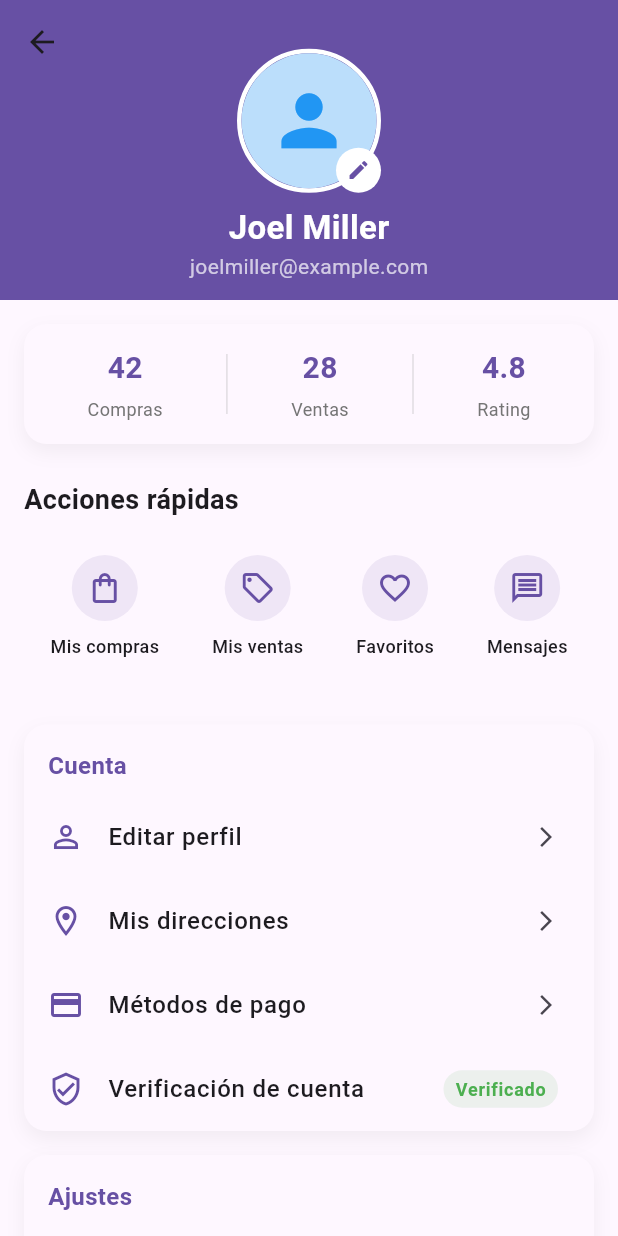
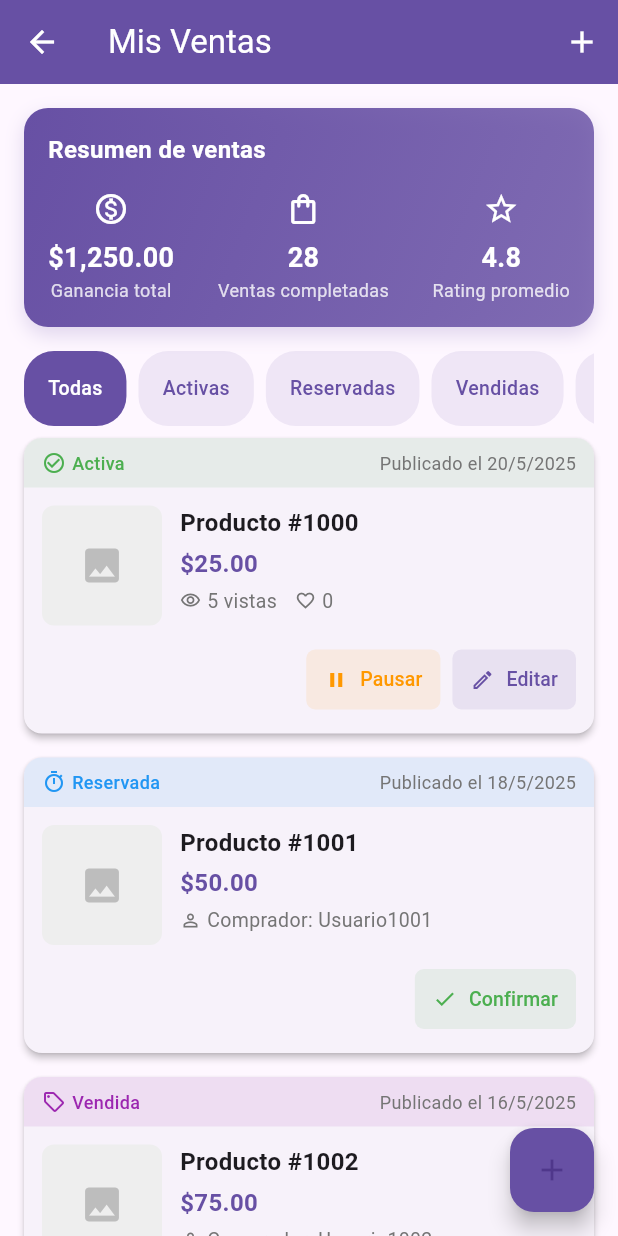
Before and after one commit to Saidmen/PriceWar, a Flutter app: the UserView screen opened by its route, after a tap on "Mis ventas", on a phone screen of 412 x 824 dp. Run offline on Flutter 3.47's test engine with Material 3 defaults, Android fonts, the light colour scheme and no system bars; our stand-ins replace salomon_bottom_bar.

Commit message:
add V1 of user sales view

```diff
--- a/lib/routes.dart
+++ b/lib/routes.dart
@@ -2,6 +2,7 @@ import 'package:flutter/material.dart';
 import 'package:offergo/views/common/main_view.dart';
 import 'package:offergo/views/history/purchase-detail.dart';
 import 'package:offergo/views/history/purchase.dart';
+import 'package:offergo/views/history/sales.dart';
 import 'package:offergo/views/user/user_view.dart';
 
 class AppRouter {
@@ -15,6 +16,9 @@ class AppRouter {
 
       case PurchasesView.route:
         return MaterialPageRoute(builder: (_) => const PurchasesView());
+
+      case SalesView.route:
+        return MaterialPageRoute(builder: (_) => const SalesView());
 
       case PurchaseDetailView.route:
         if (settings.arguments is int) {
--- /dev/null
+++ b/lib/views/history/sales.dart
@@ -0,0 +1,595 @@
+import 'package:flutter/material.dart';
+
+class SalesView extends StatefulWidget {
+  static const String route = '/sales';
+
+  const SalesView({super.key});
+
+  @override
+  State<SalesView> createState() => _SalesViewState();
+}
+
+class _SalesViewState extends State<SalesView> {
+  // Control del filtro activo
+  String _activeFilter = 'Todas';
+
+  // Lista de estados posibles para los filtros
+  final List<String> _filters = ['Todas', 'Activas', 'Reservadas', 'Vendidas', 'Pausadas'];
+
+  @override
+  Widget build(BuildContext context) {
+    return Scaffold(
+      backgroundColor: Theme.of(context).colorScheme.background,
+      appBar: AppBar(
+        title: const Text('Mis Ventas'),
+        backgroundColor: Theme.of(context).primaryColor,
+        foregroundColor: Colors.white,
+        elevation: 0,
+        actions: [
+          IconButton(
+            icon: const Icon(Icons.add),
+            onPressed: () {
+              ScaffoldMessenger.of(context).showSnackBar(
+                const SnackBar(content: Text('Crear nueva venta'))
+              );
+            },
+          ),
+        ],
+      ),
+      body: CustomScrollView(
+        physics: const BouncingScrollPhysics(),
+        slivers: [
+          // Resumen de ventas
+          SliverToBoxAdapter(
+            child: Container(
+              margin: const EdgeInsets.all(16),
+              padding: const EdgeInsets.all(16),
+              decoration: BoxDecoration(
+                gradient: LinearGradient(
+                  begin: Alignment.topLeft,
+                  end: Alignment.bottomRight,
+                  colors: [
+                    Theme.of(context).primaryColor,
+                    Theme.of(context).primaryColor.withOpacity(0.8),
+                  ],
+                ),
+                borderRadius: BorderRadius.circular(16),
+                boxShadow: [
+                  BoxShadow(
+                    color: Theme.of(context).primaryColor.withOpacity(0.2),
+                    blurRadius: 10,
+                    offset: const Offset(0, 5),
+                  ),
+                ],
+              ),
+              child: Column(
+                crossAxisAlignment: CrossAxisAlignment.start,
+                children: [
+                  const Text(
+                    'Resumen de ventas',
+                    style: TextStyle(
+                      fontSize: 16,
+                      fontWeight: FontWeight.bold,
+                      color: Colors.white,
+                    ),
+                  ),
+                  const SizedBox(height: 16),
+                  Row(
+                    mainAxisAlignment: MainAxisAlignment.spaceBetween,
+                    children: [
+                      _buildSummaryItem(
+                        'Ganancia total',
+                        '\$1,250.00',
+                        Icons.monetization_on_outlined,
+                      ),
+                      _buildSummaryItem(
+                        'Ventas completadas',
+                        '28',
+                        Icons.shopping_bag_outlined,
+                      ),
+                      _buildSummaryItem(
+                        'Rating promedio',
+                        '4.8',
+                        Icons.star_outline,
+                      ),
+                    ],
+                  ),
+                ],
+              ),
+            ),
+          ),
+
+          // Filtros de ventas
+          SliverToBoxAdapter(
+            child: Container(
+              height: 50,
+              margin: const EdgeInsets.symmetric(horizontal: 16),
+              child: ListView.builder(
+                scrollDirection: Axis.horizontal,
+                itemCount: _filters.length,
+                itemBuilder: (context, index) {
+                  return Padding(
+                    padding: const EdgeInsets.only(right: 8.0),
+                    child: _buildFilterChip(
+                      context,
+                      _filters[index],
+                      _activeFilter == _filters[index]
+                    ),
+                  );
+                },
+              ),
+            ),
+          ),
+
+          // Lista de ventas filtradas
+          SliverList(
+            delegate: SliverChildBuilderDelegate(
+              (context, index) {
+                // Simular diferentes estados para mostrar variedad
+                final statuses = ['Activa', 'Reservada', 'Vendida', 'Pausada'];
+                final status = statuses[index % statuses.length];
+
+                // Filtrar los elementos según el filtro activo
+                if (_activeFilter == 'Todas' ||
+                    (_activeFilter == 'Activas' && status == 'Activa') ||
+                    (_activeFilter == 'Reservadas' && status == 'Reservada') ||
+                    (_activeFilter == 'Vendidas' && status == 'Vendida') ||
+                    (_activeFilter == 'Pausadas' && status == 'Pausada')) {
+                  return _buildSaleItem(context, index, status);
+                } else {
+                  return const SizedBox.shrink(); // No mostrar este elemento
+                }
+              },
+              childCount: 20, // Simular 20 ventas
+            ),
+          ),
+
+          // Mensaje cuando no hay resultados
+          SliverToBoxAdapter(
+            child: Builder(builder: (context) {
+              // Verificar si hay elementos visibles
+              bool hasVisibleItems = false;
+              for (int i = 0; i < 20; i++) {
+                final statuses = ['Activa', 'Reservada', 'Vendida', 'Pausada'];
+                final status = statuses[i % statuses.length];
+                if (_activeFilter == 'Todas' ||
+                    (_activeFilter == 'Activas' && status == 'Activa') ||
+                    (_activeFilter == 'Reservadas' && status == 'Reservada') ||
+                    (_activeFilter == 'Vendidas' && status == 'Vendida') ||
+                    (_activeFilter == 'Pausadas' && status == 'Pausada')) {
+                  hasVisibleItems = true;
+                  break;
+                }
+              }
+
+              if (!hasVisibleItems) {
+                return Padding(
+                  padding: const EdgeInsets.all(32.0),
+                  child: Center(
+                    child: Column(
+                      children: [
+                        Icon(
+                          Icons.inventory_2_outlined,
+                          size: 48,
+                          color: Colors.grey.shade400,
+                        ),
+                        const SizedBox(height: 16),
+                        Text(
+                          'No tienes ventas con estado "${_activeFilter.toLowerCase()}"',
+                          style: TextStyle(
+                            color: Colors.grey.shade600,
+                            fontSize: 16,
+                          ),
+                          textAlign: TextAlign.center,
+                        ),
+                        const SizedBox(height: 12),
+                        if (_activeFilter == 'Todas')
+                          ElevatedButton.icon(
+                            onPressed: () {
+                              ScaffoldMessenger.of(context).showSnackBar(
+                                const SnackBar(content: Text('Crear nueva venta'))
+                              );
+                            },
+                            icon: const Icon(Icons.add),
+                            label: const Text('Crear nueva venta'),
+                            style: ElevatedButton.styleFrom(
+                              foregroundColor: Colors.white,
+                              backgroundColor: Theme.of(context).primaryColor,
+                              padding: const EdgeInsets.symmetric(horizontal: 16, vertical: 12),
+                            ),
+                          ),
+                      ],
+                    ),
+                  ),
+                );
+              } else {
+                return const SizedBox.shrink();
+              }
+            }),
+          ),
+        ],
+      ),
+      floatingActionButton: FloatingActionButton(
+        onPressed: () {
+          ScaffoldMessenger.of(context).showSnackBar(
+            const SnackBar(content: Text('Crear nueva venta'))
+          );
+        },
+        backgroundColor: Theme.of(context).primaryColor,
+        child: const Icon(Icons.add),
+      ),
+    );
+  }
+
+  Widget _buildSummaryItem(String label, String value, IconData icon) {
+    return Column(
+      children: [
+        Icon(
+          icon,
+          color: Colors.white,
+          size: 24,
+        ),
+        const SizedBox(height: 8),
+        Text(
+          value,
+          style: const TextStyle(
+            fontWeight: FontWeight.bold,
+            color: Colors.white,
+            fontSize: 18,
+          ),
+        ),
+        Text(
+          label,
+          style: TextStyle(
+            color: Colors.white.withOpacity(0.8),
+            fontSize: 12,
+          ),
+        ),
+      ],
+    );
+  }
+
+  Widget _buildFilterChip(BuildContext context, String label, bool isSelected) {
+    return InkWell(
+      onTap: () {
+        setState(() {
+          _activeFilter = label;
+        });
+      },
+      borderRadius: BorderRadius.circular(20),
+      child: Container(
+        padding: const EdgeInsets.symmetric(vertical: 8, horizontal: 16),
+        decoration: BoxDecoration(
+          color: isSelected
+              ? Theme.of(context).primaryColor
+              : Theme.of(context).primaryColor.withOpacity(0.1),
+          borderRadius: BorderRadius.circular(20),
+        ),
+        alignment: Alignment.center,
+        child: Text(
+          label,
+          style: TextStyle(
+            color: isSelected ? Colors.white : Theme.of(context).primaryColor,
+            fontWeight: FontWeight.w500,
+            fontSize: 13,
+          ),
+        ),
+      ),
+    );
+  }
+
+  Widget _buildSaleItem(BuildContext context, int index, String status) {
+    // Generar datos de ejemplo basados en el índice
+    final name = 'Producto #${1000 + index}';
+    final price = (index + 1) * 25.00;
+    final date = DateTime.now().subtract(Duration(days: index * 2));
+    final dateStr = '${date.day}/${date.month}/${date.year}';
+    final views = (index + 1) * 5;
+    final likes = index % 5;
+    final hasBuyerInfo = status == 'Reservada' || status == 'Vendida';
+    final buyerName = hasBuyerInfo ? 'Usuario${1000 + index}' : null;
+
+    // Determinar color según estado
+    Color statusColor;
+    switch (status) {
+      case 'Activa':
+        statusColor = Colors.green;
+        break;
+      case 'Reservada':
+        statusColor = Colors.blue;
+        break;
+      case 'Vendida':
+        statusColor = Colors.purple;
+        break;
+      case 'Pausada':
+      default:
+        statusColor = Colors.orange;
+    }
+
+    return Card(
+      margin: const EdgeInsets.fromLTRB(16, 8, 16, 8),
+      elevation: 2,
+      shape: RoundedRectangleBorder(
+        borderRadius: BorderRadius.circular(12),
+      ),
+      child: InkWell(
+        onTap: () {
+          // Navegar al detalle de la venta o producto
+          ScaffoldMessenger.of(context).showSnackBar(
+            SnackBar(content: Text('Ver detalle de $name'))
+          );
+        },
+        borderRadius: BorderRadius.circular(12),
+        child: Column(
+          crossAxisAlignment: CrossAxisAlignment.start,
+          children: [
+            // Encabezado con estado
+            Container(
+              decoration: BoxDecoration(
+                color: statusColor.withOpacity(0.1),
+                borderRadius: const BorderRadius.only(
+                  topLeft: Radius.circular(12),
+                  topRight: Radius.circular(12),
+                ),
+              ),
+              padding: const EdgeInsets.symmetric(horizontal: 12, vertical: 8),
+              child: Row(
+                mainAxisAlignment: MainAxisAlignment.spaceBetween,
+                children: [
+                  Row(
+                    children: [
+                      Icon(
+                        _getStatusIcon(status),
+                        size: 16,
+                        color: statusColor,
+                      ),
+                      const SizedBox(width: 4),
+                      Text(
+                        status,
+                        style: TextStyle(
+                          fontSize: 12,
+                          fontWeight: FontWeight.w500,
+                          color: statusColor,
+                        ),
+                      ),
+                    ],
+                  ),
+                  Text(
+                    'Publicado el $dateStr',
+                    style: TextStyle(
+                      fontSize: 12,
+                      color: Colors.grey.shade600,
+                    ),
+                  ),
+                ],
+              ),
+            ),
+
+            // Contenido principal
+            Padding(
+              padding: const EdgeInsets.all(12),
+              child: Row(
+                crossAxisAlignment: CrossAxisAlignment.start,
+                children: [
+                  // Imagen del producto
+                  Container(
+                    width: 80,
+                    height: 80,
+                    decoration: BoxDecoration(
+                      borderRadius: BorderRadius.circular(8),
+                      color: Colors.grey.shade200,
+                    ),
+                    child: Center(
+                      child: Icon(
+                        Icons.image,
+                        size: 30,
+                        color: Colors.grey.shade400,
+                      ),
+                    ),
+                  ),
+                  const SizedBox(width: 12),
+
+                  // Información del producto
+                  Expanded(
+                    child: Column(
+                      crossAxisAlignment: CrossAxisAlignment.start,
+                      children: [
+                        Text(
+                          name,
+                          style: const TextStyle(
+                            fontWeight: FontWeight.bold,
+                            fontSize: 16,
+                          ),
+                          maxLines: 1,
+                          overflow: TextOverflow.ellipsis,
+                        ),
+                        const SizedBox(height: 4),
+                        Text(
+                          '\$${price.toStringAsFixed(2)}',
+                          style: TextStyle(
+                            fontWeight: FontWeight.bold,
+                            color: Theme.of(context).primaryColor,
+                            fontSize: 16,
+                          ),
+                        ),
+                        const SizedBox(height: 4),
+
+                        // Estadísticas o información del comprador
+                        if (hasBuyerInfo)
+                          Row(
+                            children: [
+                              Icon(
+                                Icons.person_outline,
+                                size: 14,
+                                color: Colors.grey.shade600,
+                              ),
+                              const SizedBox(width: 4),
+                              Expanded(
+                                child: Text(
+                                  'Comprador: $buyerName',
+                                  style: TextStyle(
+                                    fontSize: 13,
+                                    color: Colors.grey.shade600,
+                                  ),
+                                  maxLines: 1,
+                                  overflow: TextOverflow.ellipsis,
+                                ),
+                              ),
+                            ],
+                          )
+                        else
+                          Row(
+                            children: [
+                              Icon(
+                                Icons.visibility_outlined,
+                                size: 14,
+                                color: Colors.grey.shade600,
+                              ),
+                              const SizedBox(width: 4),
+                              Text(
+                                '$views vistas',
+                                style: TextStyle(
+                                  fontSize: 13,
+                                  color: Colors.grey.shade600,
+                                ),
+                              ),
+                              const SizedBox(width: 12),
+                              Icon(
+                                Icons.favorite_border,
+                                size: 14,
+                                color: Colors.grey.shade600,
+                              ),
+                              const SizedBox(width: 4),
+                              Text(
+                                '$likes',
+                                style: TextStyle(
+                                  fontSize: 13,
+                                  color: Colors.grey.shade600,
+                                ),
+                              ),
+                            ],
+                          ),
+                      ],
+                    ),
+                  ),
+                ],
+              ),
+            ),
+
+            // Acciones según estado
+            Padding(
+              padding: const EdgeInsets.fromLTRB(12, 0, 12, 12),
+              child: Row(
+                mainAxisAlignment: MainAxisAlignment.end,
+                children: [
+                  if (status == 'Activa')
+                    _buildActionButton(
+                      'Pausar',
+                      Icons.pause_outlined,
+                      Colors.orange,
+                      () {
+                        ScaffoldMessenger.of(context).showSnackBar(
+                          const SnackBar(content: Text('Venta pausada'))
+                        );
+                      },
+                    ),
+                  if (status == 'Activa' || status == 'Pausada')
+                    _buildActionButton(
+                      'Editar',
+                      Icons.edit_outlined,
+                      Theme.of(context).primaryColor,
+                      () {
+                        ScaffoldMessenger.of(context).showSnackBar(
+                          const SnackBar(content: Text('Editar venta'))
+                        );
+                      },
+                    ),
+                  if (status == 'Pausada')
+                    _buildActionButton(
+                      'Activar',
+                      Icons.play_arrow_outlined,
+                      Colors.green,
+                      () {
+                        ScaffoldMessenger.of(context).showSnackBar(
+                          const SnackBar(content: Text('Venta activada'))
+                        );
+                      },
+                    ),
+                  if (status == 'Reservada')
+                    _buildActionButton(
+                      'Confirmar',
+                      Icons.check_outlined,
+                      Colors.green,
+                      () {
+                        ScaffoldMessenger.of(context).showSnackBar(
+                          const SnackBar(content: Text('Venta confirmada'))
+                        );
+                      },
+                    ),
+                  if (status == 'Vendida')
+                    _buildActionButton(
+                      'Detalles',
+                      Icons.receipt_long_outlined,
+                      Theme.of(context).primaryColor,
+                      () {
+                        ScaffoldMessenger.of(context).showSnackBar(
+                          const SnackBar(content: Text('Ver detalles de venta'))
+                        );
+                      },
+                    ),
+                ],
+              ),
+            ),
+          ],
+        ),
+      ),
+    );
+  }
+
+  Widget _buildActionButton(
+    String label,
+    IconData icon,
+    Color color,
+    VoidCallback onPressed,
+  ) {
+    return Padding(
+      padding: const EdgeInsets.only(left: 8),
+      child: TextButton.icon(
+        onPressed: onPressed,
+        icon: Icon(
+          icon,
+          size: 16,
+          color: color,
+        ),
+        label: Text(
+          label,
+          style: TextStyle(
+            color: color,
+            fontSize: 13,
+          ),
+        ),
+        style: TextButton.styleFrom(
+          shape: RoundedRectangleBorder(
+            borderRadius: BorderRadius.circular(6),
+          ),
+          padding: const EdgeInsets.symmetric(horizontal: 12, vertical: 8),
+          backgroundColor: color.withOpacity(0.1),
+        ),
+      ),
+    );
+  }
+
+  IconData _getStatusIcon(String status) {
+    switch (status) {
+      case 'Activa':
+        return Icons.check_circle_outline;
+      case 'Reservada':
+        return Icons.timer_outlined;
+      case 'Vendida':
+        return Icons.sell_outlined;
+      case 'Pausada':
+      default:
+        return Icons.pause_circle_outline;
+    }
+  }
+}
--- a/lib/views/user/user_view.dart
+++ b/lib/views/user/user_view.dart
@@ -1,5 +1,6 @@
 import 'package:flutter/material.dart';
 import 'package:offergo/views/history/purchase.dart';
+import 'package:offergo/views/history/sales.dart';
 
 class UserView extends StatelessWidget {
   static const String route = '/user';
@@ -150,7 +151,9 @@ class UserView extends StatelessWidget {
                         context,
                         Icons.sell_outlined,
                         'Mis ventas',
-                        () {/* Navegar a mis ventas */},
+                        () {
+                          Navigator.pushNamed(context, SalesView.route);
+                        },
                       ),
                       _buildQuickAction(
                         context,
```
